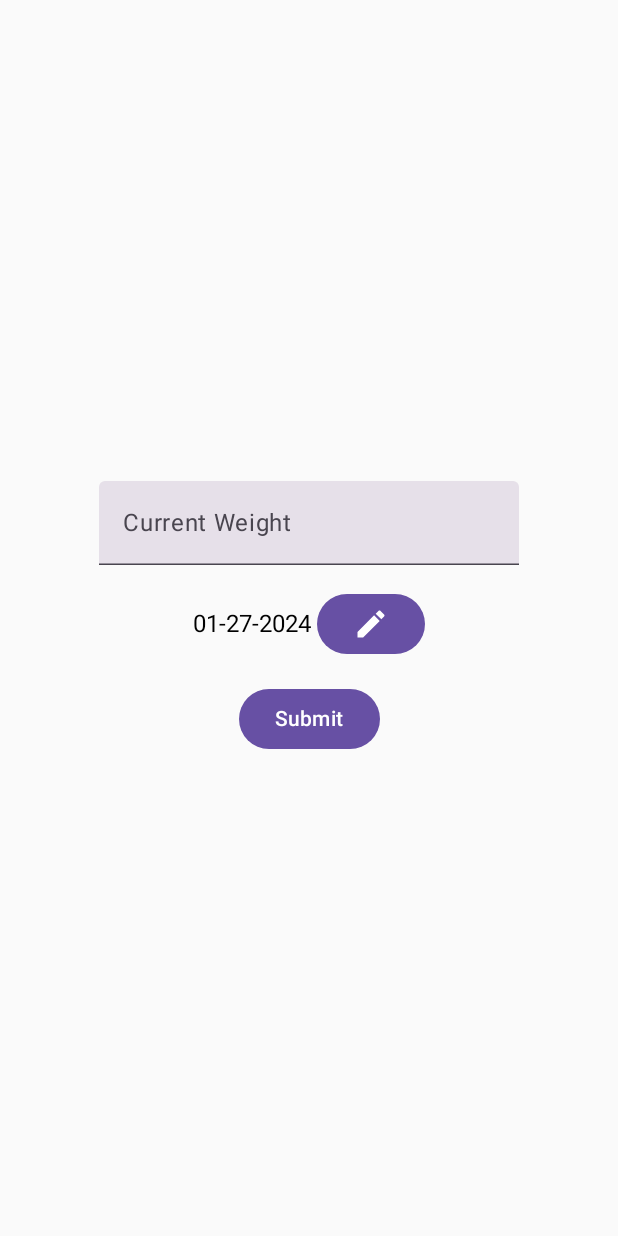
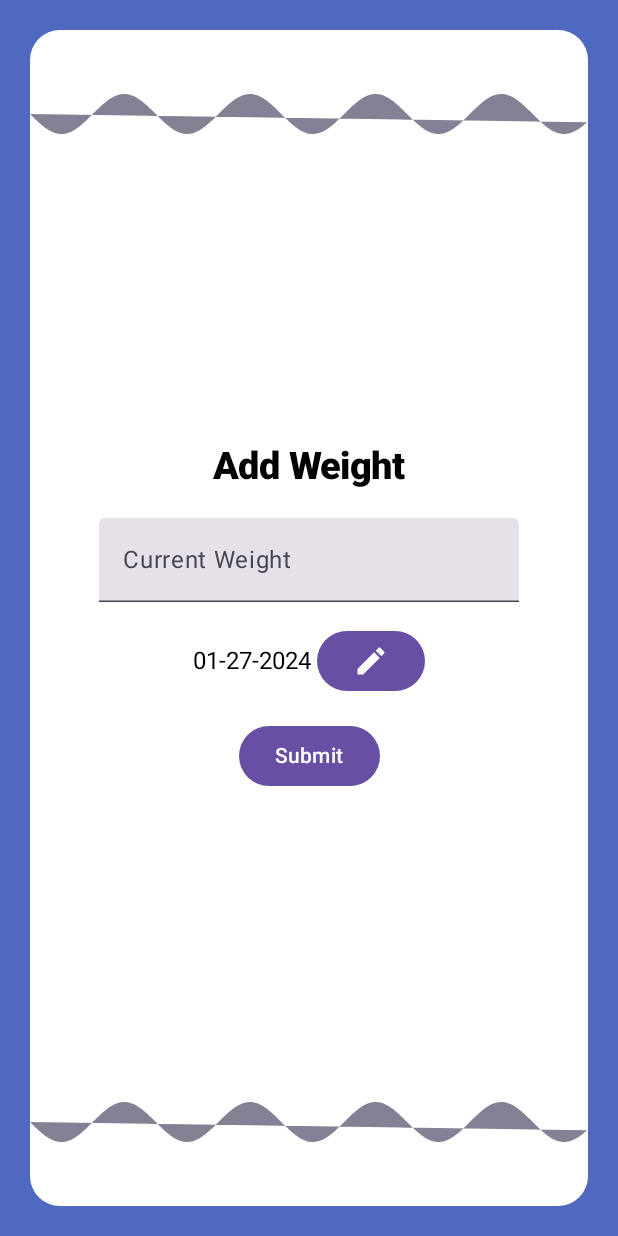
Before and after one commit to JackEmond/WeightTrackerAndroidApp, an Android app built with Jetpack Compose: the AddWeightPage screen opened through its navigation route, on a phone screen of 412 x 824 dp. Run offline under Robolectric (Android 15) with nearby library versions, the phone set to English and light mode, and no system bars; our stand-ins replace Dagger/Hilt's generated code, livedata-compose.

Commit message:
Redesigned add weight page

```diff
--- a/app/src/main/java/com/example/weightracker/ui/AddWeightPage.kt
+++ b/app/src/main/java/com/example/weightracker/ui/AddWeightPage.kt
@@ -1,11 +1,16 @@
 package com.example.weightracker.ui
 
 import android.app.DatePickerDialog
+import androidx.compose.foundation.Canvas
+import androidx.compose.foundation.background
 import androidx.compose.foundation.layout.Arrangement
 import androidx.compose.foundation.layout.Column
 import androidx.compose.foundation.layout.Row
 import androidx.compose.foundation.layout.fillMaxSize
+import androidx.compose.foundation.layout.fillMaxWidth
+import androidx.compose.foundation.layout.height
 import androidx.compose.foundation.layout.padding
+import androidx.compose.foundation.shape.RoundedCornerShape
 import androidx.compose.foundation.text.KeyboardOptions
 import androidx.compose.material.icons.Icons
 import androidx.compose.material.icons.filled.Edit
@@ -19,16 +24,23 @@ import androidx.compose.runtime.collectAsState
 import androidx.compose.runtime.getValue
 import androidx.compose.ui.Alignment
 import androidx.compose.ui.Modifier
+import androidx.compose.ui.draw.clip
+import androidx.compose.ui.graphics.Color
 import androidx.compose.ui.platform.LocalContext
+import androidx.compose.ui.res.colorResource
+import androidx.compose.ui.text.font.FontWeight
 import androidx.compose.ui.text.input.KeyboardType
 import androidx.compose.ui.tooling.preview.Preview
 import androidx.compose.ui.unit.dp
 import androidx.compose.ui.unit.sp
 import androidx.hilt.navigation.compose.hiltViewModel
 import androidx.navigation.NavHostController
+import com.example.weightracker.R
 import java.text.SimpleDateFormat
 import java.util.Calendar
 import java.util.Locale
+import androidx.compose.ui.graphics.Path
+import kotlin.math.sin
 
 
 @Composable
@@ -47,23 +59,67 @@ fun AddWeightPage(
         }
     }
 
-    /*
-    LaunchedEffect(uiState.weight, uiState.date) {
-        Log.d("AddWeightPage", "Weight: ${uiState.weight}, Date: ${uiState.date}")
+    Column(
+        modifier = Modifier
+            .fillMaxSize()
+            .background(colorResource(id = R.color.background_colour))
+            .padding(20.dp)
+            .clip(RoundedCornerShape(20.dp))
+            .background(colorResource(id = R.color.white)),
+        horizontalAlignment = Alignment.CenterHorizontally,
+    ){
+        SquigglyLine(Modifier.weight(1f))
+        InnerContent(uiState, viewModel, Modifier.weight(5f))
+        SquigglyLine(Modifier.weight(1f))
     }
-     */
+}
 
-    Column ( modifier = Modifier.fillMaxSize(),
+@Composable
+fun InnerContent(uiState: AddWeightUiState, viewModel: WeightTrackerViewModel, modifier: Modifier) {
+    Column (modifier = modifier,
         horizontalAlignment = Alignment.CenterHorizontally,
-        verticalArrangement = Arrangement.Center,
+        verticalArrangement = Arrangement.Center
     ){
+        Text(
+            text = "Add Weight",
+            fontSize = 25.sp,
+            fontWeight = FontWeight.ExtraBold,
+            modifier = Modifier.padding(bottom=20.dp)
 
+        )
+        //textDecoration = TextDecoration.Underline, fontSize = 20.dp)
         AddWeightInput(weight = uiState.weight, onWeightChanged = viewModel::updateWeight)
         DateInput(date = uiState.date, onDateChanged = viewModel::updateDate)
         SubmitButton(saveContent = viewModel::saveContent)
     }
+
 }
 
+@Composable
+fun SquigglyLine(modifier: Modifier) {
+    Canvas(
+        modifier = modifier
+            .fillMaxWidth()
+            .height(20.dp)
+    ) {
+        val path = Path()
+        val amplitude = 20f // Height of the waves
+        val frequency = 0.05f // Frequency of the waves
+
+        // Start at the top left
+        path.moveTo(0f, size.height / 2)
+
+        // Draw the flowing squiggly line
+        for (x in 0 until size.width.toInt()) {
+            val y = size.height / 2 + amplitude * sin(x * frequency)
+            path.lineTo(x.toFloat(), y)
+        }
+
+        // Draw the path
+        drawPath(path = path, color = Color(R.color.background_colour)
+        )
+    }
+}
 
 @Composable
 private fun AddWeightInput(onWeightChanged: (String) -> Unit, weight: String) {
@@ -125,5 +181,5 @@ fun SubmitButton(saveContent:() -> Unit) {
 @Preview(showBackground = true)
 @Composable
 fun AddWeightPagePreview() {
-    //AddWeightPage()
+    //SquigglyLine(Modifier.Companion.weight(1f))
 }
```
